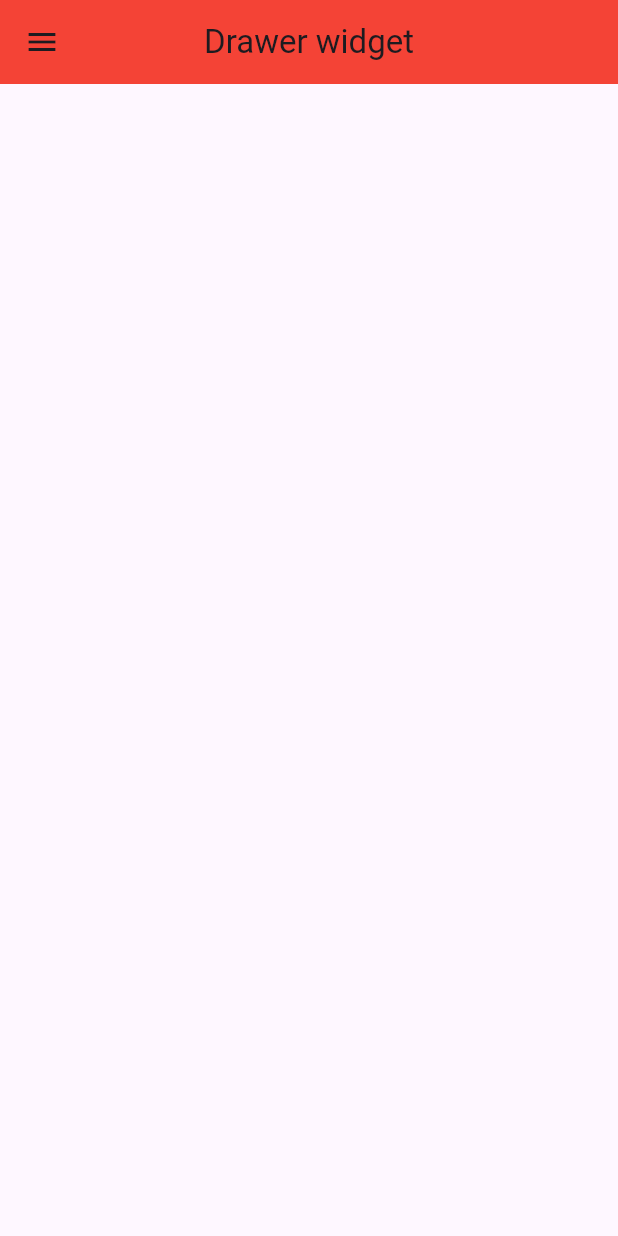
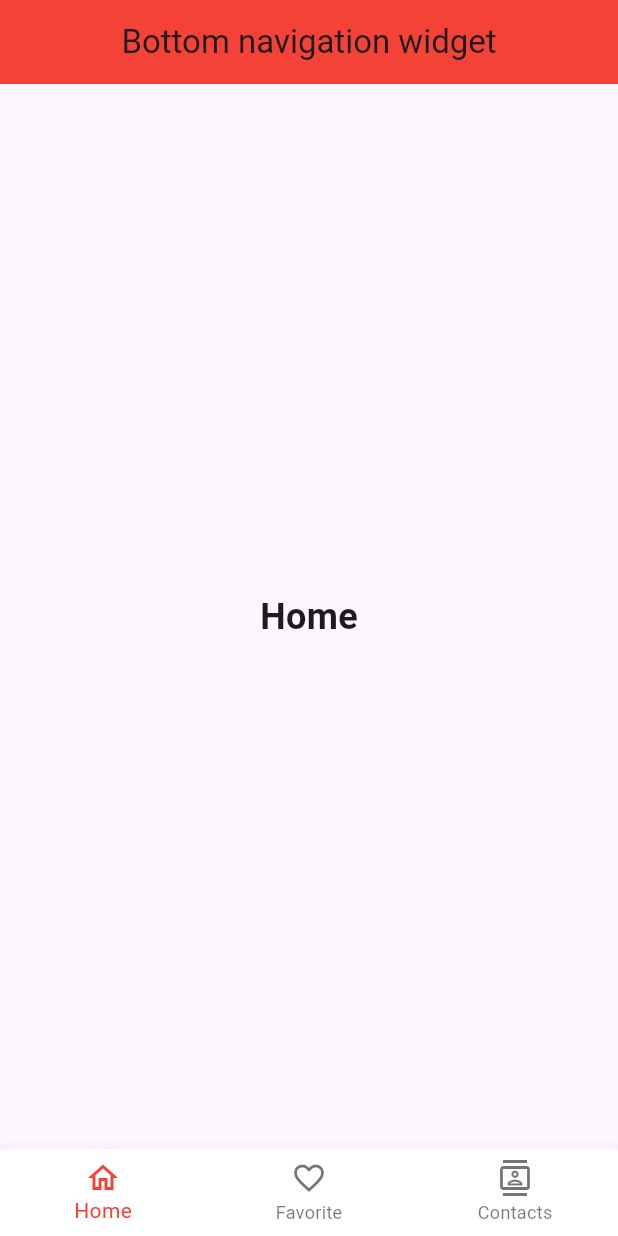
Before and after one commit to cygon23/flutter_play_ground, a Flutter app: the screen it shows after launch, on a phone screen of 412 x 824 dp. Run offline on Flutter 3.47's test engine with Material 3 defaults, Android fonts, the light colour scheme and no system bars.

Commit message:
flutter bottomNavigation

```diff
--- a/lib/main.dart
+++ b/lib/main.dart
@@ -1,6 +1,7 @@
 import 'package:flutter/material.dart';
-import 'package:flutter_play_ground/screen/cardwidget.dart';
-import 'package:flutter_play_ground/screen/drawerwidget.dart';
+import 'package:flutter_play_ground/screen/bottomnavigationwidget.dart';
+//import 'package:flutter_play_ground/screen/cardwidget.dart';
+//import 'package:flutter_play_ground/screen/drawerwidget.dart';
 // import 'package:flutter_play_ground/screen/navigatorpage.dart';
 // import 'package:flutter_play_ground/screen/pageviewer.dart';
 //import 'package:flutter_play_ground/screen/tabbarwidget.dart';
@@ -42,7 +43,8 @@ class MyApp extends StatelessWidget {
       // home: Pageviewer(),
       // home: Tabbarwidget(),
       // home: Cardwidget(),
-      home: Drawerwidget()
+      // home:Drawerwidget()
+      home: Bottomnavigationwidget(),
     );
   }
 }
--- /dev/null
+++ b/lib/screen/bottomnavigationwidget.dart
@@ -0,0 +1,90 @@
+import 'package:flutter/material.dart';
+
+class Bottomnavigationwidget extends StatefulWidget {
+  const Bottomnavigationwidget({super.key});
+
+  @override
+  State<Bottomnavigationwidget> createState() => _BottomnavigationwidgetState();
+}
+
+class _BottomnavigationwidgetState extends State<Bottomnavigationwidget> {
+  final pages = [Page1(), Page2(), Page3()];
+  var currentindex = 0;
+  @override
+  Widget build(BuildContext context) {
+    return Scaffold(
+      bottomNavigationBar: BottomNavigationBar(
+        selectedItemColor: Colors.red,
+        backgroundColor: Colors.white,
+        currentIndex: currentindex,
+        onTap: (index) {
+          setState(() {
+            currentindex = index;
+          });
+        },
+        items: [
+          BottomNavigationBarItem(
+            icon: Icon(Icons.home_outlined),
+            label: "Home",
+          ),
+          BottomNavigationBarItem(
+            icon: Icon(Icons.favorite_outline),
+            label: "Favorite",
+          ),
+          BottomNavigationBarItem(
+            icon: Icon(Icons.contacts_outlined),
+            label: "Contacts",
+          ),
+        ],
+      ),
+      appBar: AppBar(
+        title: Text("Bottom navigation widget"),
+        centerTitle: true,
+        backgroundColor: Colors.red,
+      ),
+      body: pages[currentindex],
+    );
+  }
+}
+
+class Page1 extends StatelessWidget {
+  const Page1({super.key});
+
+  @override
+  Widget build(BuildContext context) {
+    return Center(
+      child: Text(
+        "Home",
+        style: TextStyle(fontWeight: FontWeight.bold, fontSize: 24),
+      ),
+    );
+  }
+}
+
+class Page2 extends StatelessWidget {
+  const Page2({super.key});
+
+  @override
+  Widget build(BuildContext context) {
+    return Center(
+      child: Text(
+        "Favourite",
+        style: TextStyle(fontWeight: FontWeight.bold, fontSize: 24),
+      ),
+    );
+  }
+}
+
+class Page3 extends StatelessWidget {
+  const Page3({super.key});
+
+  @override
+  Widget build(BuildContext context) {
+    return Center(
+      child: Text(
+        "Contact",
+        style: TextStyle(fontWeight: FontWeight.bold, fontSize: 24),
+      ),
+    );
+  }
+}
```
